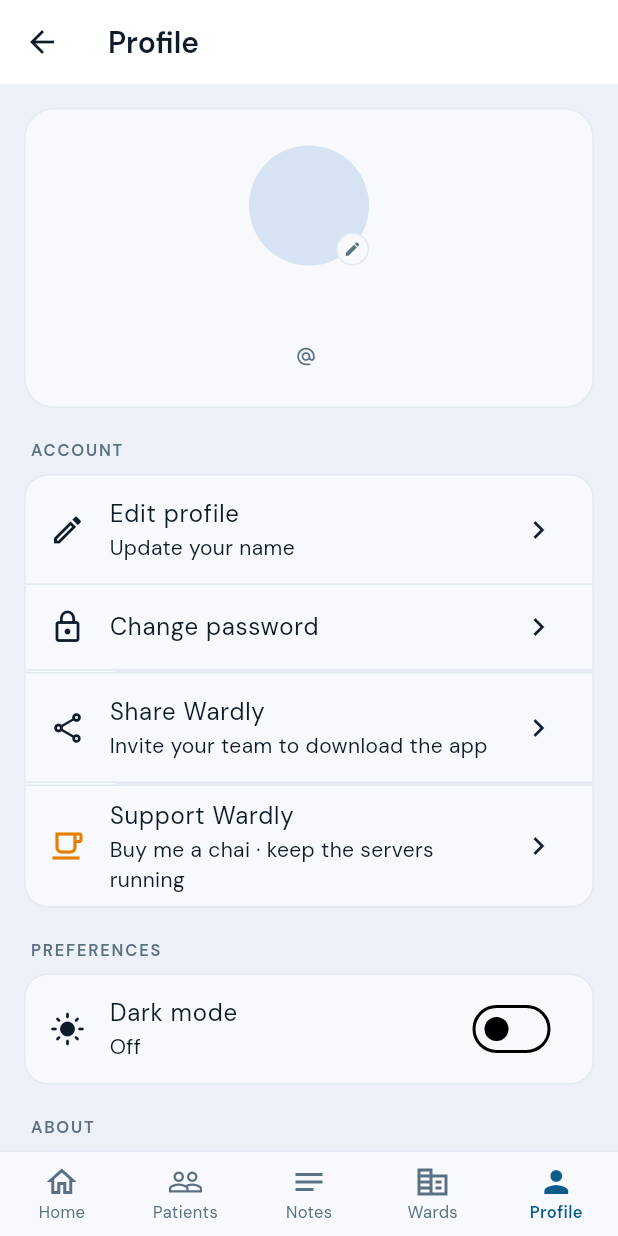
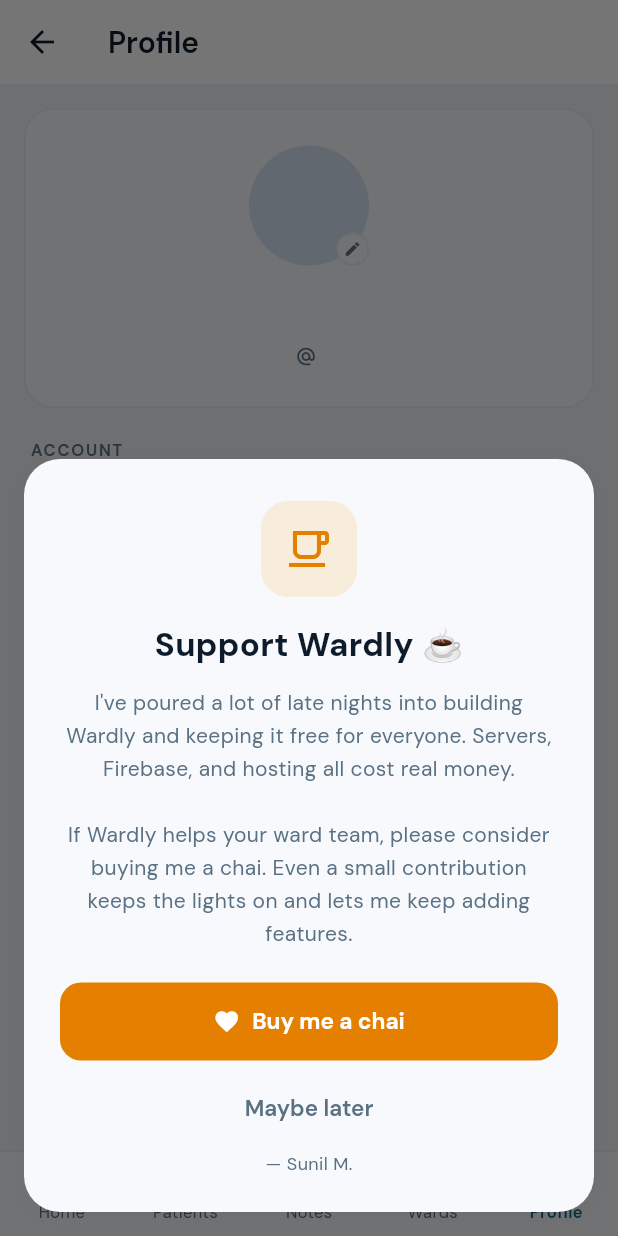
Before and after one commit to mulgundsunil1918/wardly, a Flutter app: the MainScaffold screen opened by its route, item 5 of the bottom bar chosen, on a phone screen of 412 x 824 dp. Run offline on Flutter 3.47's test engine with Material 3 defaults, Android fonts, the phone set to English and light mode, and no system bars; our stand-ins replace cloud_firestore, firebase_auth, firebase_core, firebase_messaging, flutter_animate, google_fonts and 5 more; accounts and stored records are empty.

Commit message:
Daily chai prompt with toggle in profile preferences

```diff
--- a/lib/screens/shared/main_scaffold.dart
+++ b/lib/screens/shared/main_scaffold.dart
@@ -14,6 +14,7 @@
 import '../doctor/patients_list_screen.dart';
 import '../nurse/nurse_home_screen.dart';
 import '../nurse/nurse_patients_screen.dart';
+import '../../widgets/support_sheet.dart';
 import 'profile_screen.dart';
 import 'wards_screen.dart';
 
@@ -28,6 +29,14 @@
 
 class _MainScaffoldState extends State<MainScaffold> {
   int _index = 0;
+
+  @override
+  void initState() {
+    super.initState();
+    WidgetsBinding.instance.addPostFrameCallback((_) {
+      if (mounted) SupportPrompt.maybeShowDaily(context);
+    });
+  }
 
   List<Widget> get _screensForRole {
     switch (widget.role) {
--- a/lib/screens/shared/profile_screen.dart
+++ b/lib/screens/shared/profile_screen.dart
@@ -301,6 +301,32 @@
           value: tp.isDark,
           onChanged: (_) => tp.toggle(),
         ),
+        const Divider(height: 1, indent: 60),
+        FutureBuilder<bool>(
+          future: SupportPrompt.isEnabled(),
+          builder: (context, snap) {
+            final enabled = snap.data ?? true;
+            return SwitchListTile(
+              secondary: const Icon(
+                Icons.local_cafe_outlined,
+                color: Color(0xFFE57F00),
+              ),
+              title: const Text('Daily support reminder'),
+              subtitle: Text(
+                enabled
+                    ? 'Once a day, a friendly chai prompt'
+                    : 'Off — you can still tap the chai icon any time',
+              ),
+              value: enabled,
+              onChanged: (v) async {
+                await SupportPrompt.setEnabled(v);
+                if (context.mounted) {
+                  (context as Element).markNeedsBuild();
+                }
+              },
+            );
+          },
+        ),
       ],
     );
   }
--- a/lib/widgets/support_sheet.dart
+++ b/lib/widgets/support_sheet.dart
@@ -1,10 +1,49 @@
 import 'package:flutter/material.dart';
 import 'package:google_fonts/google_fonts.dart';
+import 'package:shared_preferences/shared_preferences.dart';
 import 'package:url_launcher/url_launcher.dart';
 
 import '../utils/app_theme.dart';
 
 const String _chaiUrl = 'https://chai4.me/mulgundsunil';
+const String _kLastShownKey = 'support_popup_last_shown';
+const String _kDisabledKey = 'support_popup_disabled';
+const Duration _interval = Duration(hours: 24);
+
+class SupportPrompt {
+  /// Returns whether the daily chai popup is enabled.
+  static Future<bool> isEnabled() async {
+    final prefs = await SharedPreferences.getInstance();
+    return !(prefs.getBool(_kDisabledKey) ?? false);
+  }
+
+  static Future<void> setEnabled(bool enabled) async {
+    final prefs = await SharedPreferences.getInstance();
+    await prefs.setBool(_kDisabledKey, !enabled);
+  }
+
+  /// Shows the popup if more than 24h have passed since the last show
+  /// AND the user hasn't disabled it. Safe to call on every home open.
+  static Future<void> maybeShowDaily(BuildContext context) async {
+    final prefs = await SharedPreferences.getInstance();
+    final disabled = prefs.getBool(_kDisabledKey) ?? false;
+    if (disabled) return;
+
+    final lastShownMillis = prefs.getInt(_kLastShownKey) ?? 0;
+    final lastShown = DateTime.fromMillisecondsSinceEpoch(lastShownMillis);
+    final elapsed = DateTime.now().difference(lastShown);
+    if (elapsed < _interval) return;
+
+    if (!context.mounted) return;
+    await Future.delayed(const Duration(seconds: 2));
+    if (!context.mounted) return;
+    await showSupportSheet(context);
+    await prefs.setInt(
+      _kLastShownKey,
+      DateTime.now().millisecondsSinceEpoch,
+    );
+  }
+}
 
 Future<void> showSupportSheet(BuildContext context) {
   return showModalBottomSheet(
```
